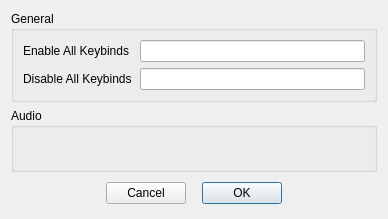
The window that dialogsettings.ui (defaultsamson/Soundboard) describes before a commit, drawn with Qt 5.
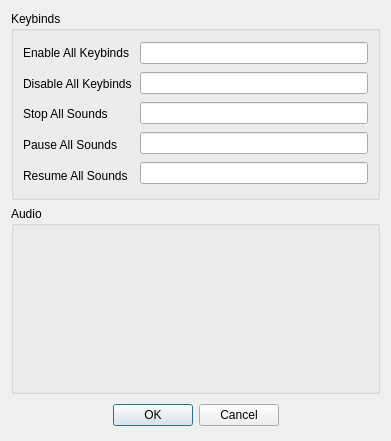
The same window after the commit. Custom widgets are drawn as their Qt base class.

Commit message: Sounds can properly play

```diff
--- a/dialogsettings.ui
+++ b/dialogsettings.ui
@@ -6,8 +6,8 @@
    <rect>
     <x>0</x>
     <y>0</y>
-    <width>388</width>
-    <height>219</height>
+    <width>391</width>
+    <height>441</height>
    </rect>
   </property>
   <property name="windowTitle">
@@ -17,7 +17,7 @@
    <item>
     <widget class="QGroupBox" name="groupBox">
      <property name="title">
-      <string>General</string>
+      <string>Keybinds</string>
      </property>
      <layout class="QHBoxLayout" name="horizontalLayout_4">
       <item>
@@ -49,6 +49,27 @@
            </property>
           </widget>
          </item>
+         <item>
+          <widget class="QLabel" name="labelStop">
+           <property name="text">
+            <string>Stop All Sounds</string>
+           </property>
+          </widget>
+         </item>
+         <item>
+          <widget class="QLabel" name="label">
+           <property name="text">
+            <string>Pause All Sounds</string>
+           </property>
+          </widget>
+         </item>
+         <item>
+          <widget class="QLabel" name="label_2">
+           <property name="text">
+            <string>Resume All Sounds</string>
+           </property>
+          </widget>
+         </item>
         </layout>
        </widget>
       </item>
@@ -103,6 +124,15 @@
            </property>
           </widget>
          </item>
+         <item>
+          <widget class="WidgetKeybind" name="lineEditStop"/>
+         </item>
+         <item>
+          <widget class="WidgetKeybind" name="lineEditPause"/>
+         </item>
+         <item>
+          <widget class="WidgetKeybind" name="lineEditResume"/>
+         </item>
         </layout>
        </widget>
       </item>
@@ -151,38 +181,9 @@
        </spacer>
       </item>
       <item>
-       <widget class="QPushButton" name="pushButton_2">
-        <property name="text">
-         <string>Cancel</string>
-        </property>
-        <property name="autoDefault">
-         <bool>false</bool>
-        </property>
-       </widget>
-      </item>
-      <item>
-       <spacer name="horizontalSpacer">
-        <property name="orientation">
-         <enum>Qt::Horizontal</enum>
-        </property>
-        <property name="sizeType">
-         <enum>QSizePolicy::Fixed</enum>
-        </property>
-        <property name="sizeHint" stdset="0">
-         <size>
-          <width>10</width>
-          <height>20</height>
-         </size>
-        </property>
-       </spacer>
-      </item>
-      <item>
-       <widget class="QPushButton" name="pushButton">
-        <property name="text">
-         <string>OK</string>
-        </property>
-        <property name="default">
-         <bool>true</bool>
+       <widget class="QDialogButtonBox" name="buttonBox">
+        <property name="standardButtons">
+         <set>QDialogButtonBox::Cancel|QDialogButtonBox::Ok</set>
         </property>
        </widget>
       </item>
```
The commit also changes 11 other files.
